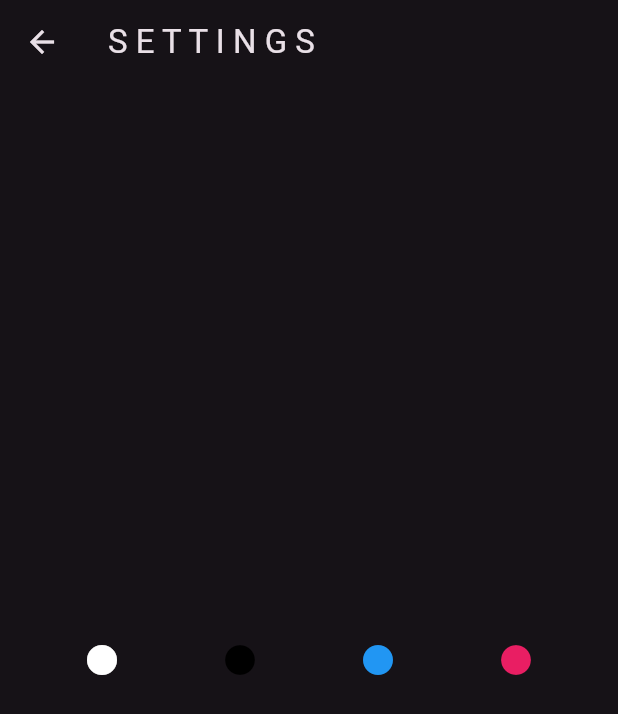
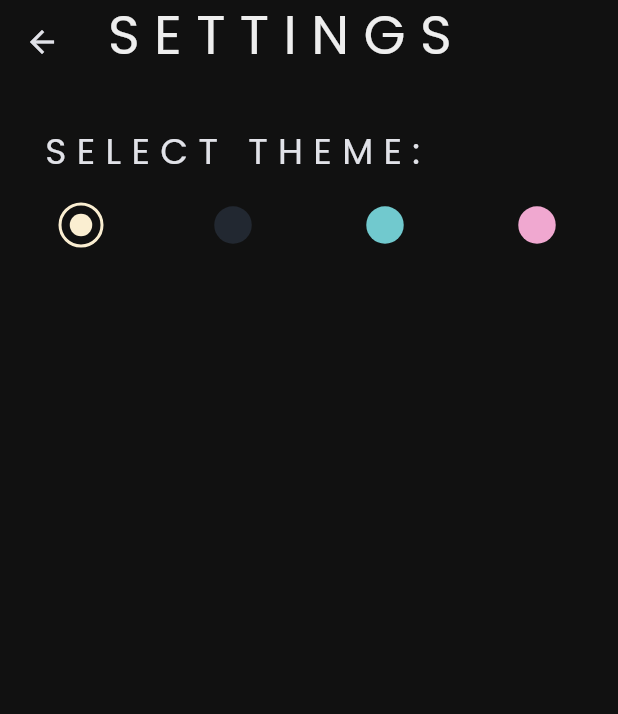
Before and after one commit to atnakayrus/wordle, a Flutter app: the screen it shows after launch, after a tap on "SETTINGS", on a phone screen of 412 x 824 dp. Shown: the top 714 px of the screen. Run offline on Flutter 3.47's test engine with Material 3 defaults, Android fonts, the phone set to English and light mode, and no system bars; our stand-ins replace google_fonts, hive_flutter; accounts and stored records are empty.

Commit message:
themes implemented

```diff
--- a/lib/constants/appstyle.dart
+++ b/lib/constants/appstyle.dart
@@ -3,21 +3,19 @@ import 'package:google_fonts/google_fonts.dart';
 
 class AppColors {
   final Color positive = const Color.fromRGBO(0, 162, 84, 1);
-  final Color negative = const Color(0xFF4E4E4E);
+  final Color negative = const Color.fromRGBO(78, 78, 78, 0.5);
   final Color danger = const Color.fromRGBO(200, 157, 31, 1);
-  final Color blank = const Color(0xFF111111);
+  final Color blank = const Color.fromRGBO(17, 17, 17, 0.5);
 }
 
 class AppStyle {
   final TextStyle tileStyle = GoogleFonts.poppins(
     fontSize: 36,
     height: 1,
-    color: Colors.white,
   );
   final TextStyle keyStyle = GoogleFonts.poppins(
     fontSize: 24,
     height: 1.25,
-    color: Colors.white,
   );
   final tileShadow = const BoxShadow(
     color: Color.fromARGB(50, 255, 255, 255),
--- a/lib/constants/types.dart
+++ b/lib/constants/types.dart
@@ -1,3 +1,65 @@
 enum TileStatus { unused, right, misused, wrong }
 
 enum ThemeNames { light, dark, blue, pink }
+
+class EnumConverters {
+  String ThemeNamesToString(ThemeNames? theme) {
+    switch (theme) {
+      case ThemeNames.light:
+        return "light";
+      case ThemeNames.dark:
+        return "dark";
+      case ThemeNames.blue:
+        return "blue";
+      case ThemeNames.pink:
+        return "pink";
+      default:
+        return "light";
+    }
+  }
+
+  ThemeNames ThemeNamesFromString(String theme) {
+    switch (theme) {
+      case "light":
+        return ThemeNames.light;
+      case "dark":
+        return ThemeNames.dark;
+      case "blue":
+        return ThemeNames.blue;
+      case "pink":
+        return ThemeNames.pink;
+      default:
+        return ThemeNames.dark;
+    }
+  }
+
+  String TileStatusToString(TileStatus? status) {
+    switch (status) {
+      case TileStatus.unused:
+        return "unused";
+      case TileStatus.right:
+        return "right";
+      case TileStatus.wrong:
+        return "wrong";
+      case TileStatus.misused:
+        return "misused";
+      default:
+        return "unused";
+    }
+  }
+
+  TileStatus TileStatusFromString(String theme) {
+    switch (theme) {
+      case "unused":
+        return TileStatus.unused;
+      case "right":
+        return TileStatus.right;
+      case "wrong":
+        return TileStatus.wrong;
+      case "misused":
+        return TileStatus.misused;
+      default:
+        return TileStatus.unused;
+    }
+  }
+}
--- /dev/null
+++ b/lib/constants/utils.dart
@@ -0,0 +1,18 @@
+import 'package:flutter/material.dart';
+import 'package:wordle/constants/themes.dart';
+import 'package:wordle/constants/types.dart';
+
+ThemeData themer(ThemeNames name) {
+  switch (name) {
+    case ThemeNames.light:
+      return Themes().lightTheme;
+    case ThemeNames.dark:
+      return Themes().darkTheme;
+    case ThemeNames.blue:
+      return Themes().blueTheme;
+    case ThemeNames.pink:
+      return Themes().pinkTheme;
+    default:
+      return Themes().lightTheme;
+  }
+}
--- a/lib/hive/hive_utils.dart
+++ b/lib/hive/hive_utils.dart
@@ -0,0 +1,35 @@
+import 'dart:convert';
+import 'package:flutter/material.dart';
+import 'package:hive_flutter/hive_flutter.dart';
+import 'package:wordle/constants/types.dart';
+import 'package:wordle/models/settings_data.dart';
+
+class HiveUtils {
+  var mybox = Hive.box('wordle');
+
+  ThemeNames getTheme() {
+    String theme = mybox.get('theme') ?? '';
+    if (theme == '') {
+      final brightness =
+          WidgetsBinding.instance.platformDispatcher.platformBrightness;
+      mybox.put('theme', brightness == Brightness.dark ? 'dark' : 'light');
+    }
+    return (EnumConverters().ThemeNamesFromString(theme));
+  }
+
+  void updateTheme(ThemeNames theme) {
+    mybox.put('theme', EnumConverters().ThemeNamesToString(theme));
+  }
+
+  SettingsData getSettings() {
+    String data = mybox.get('settings');
+    if (data == '') {
+      return SettingsData(theme: ThemeNames.light);
+    }
+    return SettingsData.fromJson(jsonDecode(data));
+  }
+
+  void saveSettings(SettingsData data) {
+    mybox.put('settings', jsonEncode(data.toJson()));
+  }
+}
--- a/lib/main.dart
+++ b/lib/main.dart
@@ -1,16 +1,25 @@
 import 'package:flutter/material.dart';
-import 'package:wordle/constants/types.dart';
+import 'package:hive_flutter/hive_flutter.dart';
+import 'package:wordle/hive/hive_utils.dart';
 import 'package:wordle/pages/home_page.dart';
 import 'package:provider/provider.dart';
 import 'package:wordle/providers/theme_provider.dart';
 
-void main() {
+void main() async {
   WidgetsFlutterBinding.ensureInitialized();
-  runApp(MultiProvider(providers: [
-    ChangeNotifierProvider(
-      create: (_) => ThemeProvider(ThemeNames.dark),
-    ),
-  ], child: const MyApp()));
+  await Hive.initFlutter();
+
+  // ignore: unused_local_variable
+  var mybox = await Hive.openBox('wordle');
+
+  runApp(MultiProvider(
+    providers: [
+      ChangeNotifierProvider(
+        create: (_) => ThemeProvider(HiveUtils().getTheme()),
+      ),
+    ],
+    child: const MyApp(),
+  ));
 }
 
 class MyApp extends StatelessWidget {
--- a/lib/models/settings_data.dart
+++ b/lib/models/settings_data.dart
@@ -0,0 +1,21 @@
+import 'package:wordle/constants/types.dart';
+
+class SettingsData {
+  late ThemeNames theme;
+
+  SettingsData({this.theme = ThemeNames.light});
+
+  SettingsData.fromJson(Map<String, dynamic> json) {
+    theme = EnumConverters().ThemeNamesFromString(json['theme']);
+  }
+
+  Map<String, dynamic> toJson() {
+    final Map<String, dynamic> data = new Map<String, dynamic>();
+    data['theme'] = EnumConverters().ThemeNamesToString(this.theme);
+    return data;
+  }
+
+  void updateSetting({ThemeNames? theme}) {
+    this.theme = theme ?? this.theme;
+  }
+}
--- a/lib/pages/home_page.dart
+++ b/lib/pages/home_page.dart
@@ -1,8 +1,10 @@
 import 'package:flutter/material.dart';
+import 'package:provider/provider.dart';
 import 'package:wordle/constants/appstyle.dart';
 import 'package:wordle/constants/types.dart';
 import 'package:wordle/pages/game_page.dart';
 import 'package:wordle/pages/settings_page.dart';
+import 'package:wordle/providers/theme_provider.dart';
 import 'package:wordle/widgets/letter_tile.dart';
 
 class HomePage extends StatefulWidget {
@@ -41,14 +43,16 @@ class _HomePageState extends State<HomePage> {
                 child: Container(
                   decoration: BoxDecoration(
                     borderRadius: BorderRadius.circular(10),
-                    color: AppColors().positive,
+                    color: Theme.of(context).highlightColor,
                     boxShadow: [AppStyle().tileShadow],
                   ),
                   margin: EdgeInsets.all(20),
                   padding: EdgeInsets.all(20),
                   child: Text(
                     'P L A Y',
-                    style: AppStyle().tileStyle,
+                    style: AppStyle()
+                        .tileStyle
+                        .copyWith(color: Theme.of(context).primaryColorDark),
                   ),
                 )),
             TextButton(
@@ -60,14 +64,16 @@ class _HomePageState extends State<HomePage> {
                 child: Container(
                   decoration: BoxDecoration(
                     borderRadius: BorderRadius.circular(10),
-                    color: AppColors().positive,
+                    color: Theme.of(context).highlightColor,
                     boxShadow: [AppStyle().tileShadow],
                   ),
-                  margin: EdgeInsets.all(20),
+                  margin: EdgeInsets.fromLTRB(20, 0, 20, 20),
                   padding: EdgeInsets.all(20),
                   child: Text(
                     'SETTINGS',
-                    style: AppStyle().tileStyle,
+                    style: AppStyle()
+                        .tileStyle
+                        .copyWith(color: Theme.of(context).primaryColorDark),
                   ),
                 ))
           ],
--- a/lib/pages/settings_page.dart
+++ b/lib/pages/settings_page.dart
@@ -1,7 +1,11 @@
 import 'package:flutter/material.dart';
 import 'package:provider/provider.dart';
+import 'package:wordle/constants/appstyle.dart';
 import 'package:wordle/constants/types.dart';
+import 'package:wordle/constants/utils.dart';
+import 'package:wordle/hive/hive_utils.dart';
 import 'package:wordle/providers/theme_provider.dart';
+import 'package:wordle/widgets/selection_circle.dart';
 
 class SettingsPage extends StatefulWidget {
   const SettingsPage({super.key});
@@ -11,58 +15,51 @@ class SettingsPage extends StatefulWidget {
 }
 
 class _SettingsPageState extends State<SettingsPage> {
+  ThemeNames homeTheme = HiveUtils().getTheme();
+
   @override
   Widget build(BuildContext context) {
     return Scaffold(
       appBar: AppBar(
         title: Text('S E T T I N G S'),
-        backgroundColor: Theme.of(context).primaryColor,
       ),
-      body: Center(
-          child: Row(
-        mainAxisAlignment: MainAxisAlignment.spaceEvenly,
-        children: [
-          IconButton(
-            onPressed: () {
-              context.read<ThemeProvider>().updateTheme(ThemeNames.light);
-              print(Theme.of(context).primaryColor);
-            },
-            icon: Icon(
-              Icons.circle,
-              color: Colors.white,
+      body: SingleChildScrollView(
+          child: Padding(
+        padding: const EdgeInsets.all(30),
+        child: Column(
+          mainAxisSize: MainAxisSize.max,
+          mainAxisAlignment: MainAxisAlignment.start,
+          crossAxisAlignment: CrossAxisAlignment.start,
+          children: [
+            Text(
+              'S E L E C T   T H E M E :',
+              style: AppStyle().keyStyle,
             ),
-          ),
-          IconButton(
-            onPressed: () {
-              context.read<ThemeProvider>().updateTheme(ThemeNames.dark);
-              print(Theme.of(context).primaryColor);
-            },
-            icon: Icon(
-              Icons.circle,
-              color: Colors.black,
+            SizedBox(
+              height: 10,
             ),
-          ),
-          IconButton(
-            onPressed: () {
-              context.read<ThemeProvider>().updateTheme(ThemeNames.blue);
-              print(Theme.of(context).primaryColor);
-            },
-            icon: Icon(
-              Icons.circle,
-              color: Colors.blue,
+            Row(
+              mainAxisAlignment: MainAxisAlignment.spaceBetween,
+              children: [
+                ThemeNames.light,
+                ThemeNames.dark,
+                ThemeNames.blue,
+                ThemeNames.pink
+              ].map((theme) {
+                return IconButton(
+                    onPressed: () {
+                      setState(() {
+                        homeTheme = theme;
+                        context.read<ThemeProvider>().updateTheme(theme);
+                      });
+                    },
+                    icon: SelectionCircle(
+                        isSelected: theme == homeTheme,
+                        color: themer(theme).primaryColor));
+              }).toList(),
             ),
-          ),
-          IconButton(
-            onPressed: () {
-              context.read<ThemeProvider>().updateTheme(ThemeNames.pink);
-              print(Theme.of(context).primaryColor);
-            },
-            icon: Icon(
-              Icons.circle,
-              color: Colors.pink,
-            ),
-          ),
-        ],
+          ],
+        ),
       )),
     );
   }
--- a/lib/providers/theme_provider.dart
+++ b/lib/providers/theme_provider.dart
@@ -1,32 +1,58 @@
 import 'package:flutter/material.dart';
 import 'package:wordle/constants/types.dart';
-import 'package:wordle/constants/themes.dart';
-
-ThemeData themer(ThemeNames name) {
-  switch (name) {
-    case ThemeNames.light:
-      return Themes().lightTheme;
-    case ThemeNames.dark:
-      return Themes().darkTheme;
-    case ThemeNames.blue:
-      return Themes().blueTheme;
-    case ThemeNames.pink:
-      return Themes().pinkTheme;
-    default:
-      return Themes().lightTheme;
-  }
-}
+import 'package:wordle/constants/utils.dart';
+import 'package:wordle/hive/hive_utils.dart';
 
 class ThemeProvider extends ChangeNotifier {
   late ThemeData theme;
+  late Color positive;
+  late Color negative;
+  late Color danger;
+  late Color blank;
   ThemeProvider(ThemeNames name) {
     theme = themer(name);
+    setColors(name);
   }
 
   ThemeData get getTheme => theme;
+  Color get getPositive => positive;
+  Color get getNegative => negative;
+  Color get getDanger => danger;
+  Color get getBlank => blank;
 
   void updateTheme(ThemeNames name) {
     theme = themer(name);
+    setColors(name);
+    HiveUtils().updateTheme(name);
     notifyListeners(); // Notify listeners that the data has changed
   }
+
+  void setColors(ThemeNames name) {
+    switch (name) {
+      case ThemeNames.light:
+        positive = const Color.fromARGB(255, 0, 208, 107);
+        negative = const Color.fromARGB(255, 179, 157, 118);
+        danger = const Color.fromARGB(255, 255, 210, 76);
+        blank = const Color.fromARGB(255, 230, 210, 164);
+        break;
+      case ThemeNames.dark:
+        positive = const Color.fromRGBO(0, 162, 84, 1);
+        negative = const Color.fromRGBO(78, 78, 78, 0.5);
+        danger = const Color.fromRGBO(200, 157, 31, 1);
+        blank = const Color.fromRGBO(17, 17, 17, 0.5);
+        break;
+      case ThemeNames.blue:
+        positive = const Color.fromARGB(255, 0, 208, 139);
+        negative = const Color.fromARGB(255, 122, 180, 185);
+        danger = const Color.fromARGB(255, 255, 234, 76);
+        blank = const Color(0xFF71C9CE);
+        break;
+      case ThemeNames.pink:
+        positive = const Color.fromARGB(255, 85, 198, 164);
+        negative = const Color.fromARGB(255, 205, 123, 171);
+        danger = const Color.fromARGB(255, 255, 237, 76);
+        blank = const Color.fromARGB(255, 224, 149, 190);
+        break;
+    }
+  }
 }
--- a/lib/widgets/keyboard.dart
+++ b/lib/widgets/keyboard.dart
@@ -1,7 +1,9 @@
 import 'package:flutter/material.dart';
+import 'package:provider/provider.dart';
 import 'package:wordle/constants/appstyle.dart';
 import 'package:wordle/constants/config.dart';
 import 'package:wordle/constants/types.dart';
+import 'package:wordle/providers/theme_provider.dart';
 import 'package:wordle/widgets/letter_tile.dart';
 
 class Keyboard extends StatelessWidget {
@@ -112,13 +114,13 @@ class Keyboard extends StatelessWidget {
                   width: Config().getLogicalSize().width / 8,
                   decoration: BoxDecoration(
                     borderRadius: BorderRadius.circular(4),
-                    color: AppColors().blank,
+                    color: context.watch<ThemeProvider>().getBlank,
                     boxShadow: [AppStyle().keyShadow],
                   ),
                   child: Icon(
                     Icons.backspace_outlined,
                     size: Config().getLogicalSize().width / 15,
-                    color: Colors.white,
+                    color: Theme.of(context).primaryColorDark,
                   ),
                 ))
           ],
--- a/lib/widgets/letter_tile.dart
+++ b/lib/widgets/letter_tile.dart
@@ -1,7 +1,9 @@
 import 'package:flutter/material.dart';
+import 'package:provider/provider.dart';
 import 'package:wordle/constants/appstyle.dart';
 import 'package:wordle/constants/config.dart';
 import 'package:wordle/constants/types.dart';
+import 'package:wordle/providers/theme_provider.dart';
 
 class LetterTile extends StatelessWidget {
   final TileStatus status;
@@ -16,16 +18,16 @@ class LetterTile extends StatelessWidget {
       this.height = 52,
       this.width = 48});
 
-  Color colorDecider(TileStatus status) {
+  Color colorDecider(TileStatus status, BuildContext context) {
     switch (status) {
       case TileStatus.right:
-        return AppColors().positive;
+        return context.watch<ThemeProvider>().getPositive;
       case TileStatus.wrong:
-        return AppColors().negative;
+        return context.watch<ThemeProvider>().getNegative;
       case TileStatus.misused:
-        return AppColors().danger;
+        return context.watch<ThemeProvider>().getDanger;
       default:
-        return AppColors().blank;
+        return context.watch<ThemeProvider>().getBlank;
     }
   }
 
@@ -35,7 +37,7 @@ class LetterTile extends StatelessWidget {
       duration: Config().animationDuration,
       decoration: BoxDecoration(
         borderRadius: BorderRadius.circular(isLarge ? 10 : 4),
-        color: colorDecider(status),
+        color: colorDecider(status, context),
         boxShadow: [isLarge ? AppStyle().tileShadow : AppStyle().keyShadow],
       ),
       height: height,
--- /dev/null
+++ b/lib/widgets/selection_circle.dart
@@ -0,0 +1,30 @@
+import 'package:flutter/material.dart';
+
+class SelectionCircle extends StatelessWidget {
+  final bool isSelected;
+  final Color color;
+  const SelectionCircle(
+      {super.key, required this.isSelected, required this.color});
+
+  @override
+  Widget build(BuildContext context) {
+    return Container(
+      height: 30,
+      width: 30,
+      decoration: BoxDecoration(
+        borderRadius: BorderRadius.circular(30),
+        border: isSelected ? Border.all(color: color, width: 2) : null,
+      ),
+      child: Center(
+        child: Container(
+          height: isSelected ? 15 : 25,
+          width: isSelected ? 15 : 25,
+          decoration: BoxDecoration(
+            borderRadius: BorderRadius.circular(25),
+            color: color,
+          ),
+        ),
+      ),
+    );
+  }
+}
--- a/pubspec.yaml
+++ b/pubspec.yaml
@@ -39,6 +39,7 @@ dependencies:
   google_fonts: ^6.2.1
   provider: ^6.1.2
   hive: ^2.2.3
+  hive_flutter: ^1.1.0
 
 dev_dependencies:
   flutter_test:
```
Also changed, not shown: lib/constants/themes.dart (+116 -8 lines), lib/pages/game_page.dart (+8 -8 lines), lib/widgets/end_popup.dart (+11 -5 lines).
